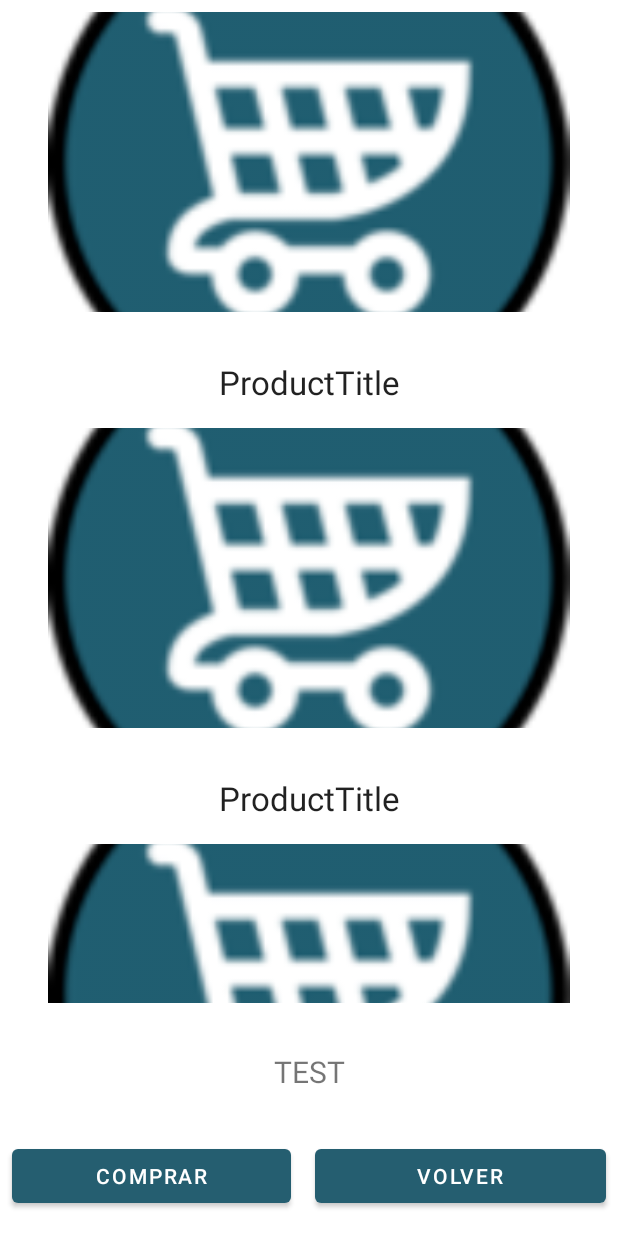
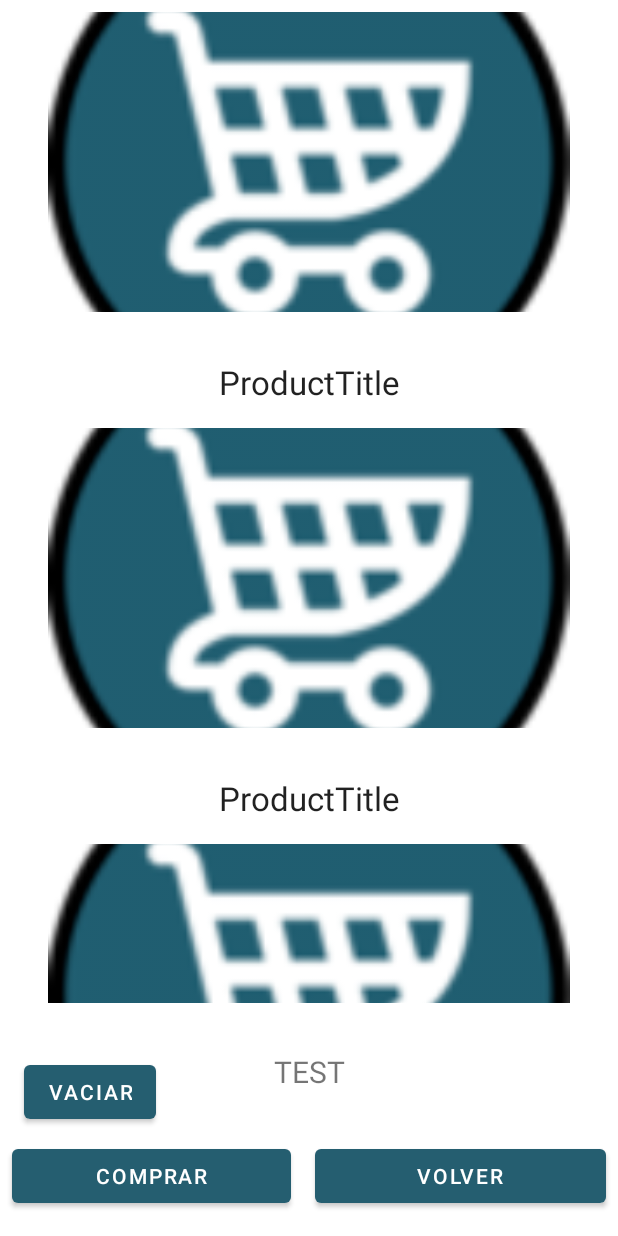
Before and after one commit to angelo59930/El-Carrito, an Android app: the layout fragment_shop.xml on its own in the app's theme, with its tools: preview values and no code run, on a phone screen of 412 x 824 dp. Run offline under Robolectric (Android 15) with nearby library versions, the light colour scheme and no system bars.

Commit message:
añadido el boton de vaciar

```diff
--- a/app/src/main/res/layout/fragment_shop.xml
+++ b/app/src/main/res/layout/fragment_shop.xml
@@ -12,7 +12,6 @@
         android:layout_width="0dp"
         android:layout_height="wrap_content"
         android:layout_marginStart="8dp"
-        android:layout_marginTop="16dp"
         android:layout_marginEnd="8dp"
         android:layout_marginBottom="16dp"
         android:text="@string/comprar"
@@ -67,4 +66,14 @@
         app:layout_constraintEnd_toEndOf="parent"
         app:layout_constraintStart_toStartOf="parent" />
 
+    <Button
+        android:id="@+id/limpiar"
+        android:layout_width="wrap_content"
+        android:layout_height="wrap_content"
+        android:layout_marginStart="16dp"
+        android:layout_marginBottom="8dp"
+        android:text="@string/vaciar"
+        app:layout_constraintBottom_toTopOf="@+id/compra"
+        app:layout_constraintStart_toStartOf="parent" />
+
 </androidx.constraintlayout.widget.ConstraintLayout>
--- a/app/src/main/res/values/strings.xml
+++ b/app/src/main/res/values/strings.xml
@@ -76,5 +76,6 @@
     <string name="cantidad_de_columnas">Cantidad de columnas</string>
     <string name="columnas_base">2</string>
     <string name="aun_no_hay_direccion_guardada">Aun no hay direccion guardada</string>
+    <string name="vaciar">Vaciar</string>
 
 </resources>
```
Also changed, not shown: app/src/main/java/com/iua/elcarrito/ui/shop/ShopFragment.kt (+13 -0 lines).
